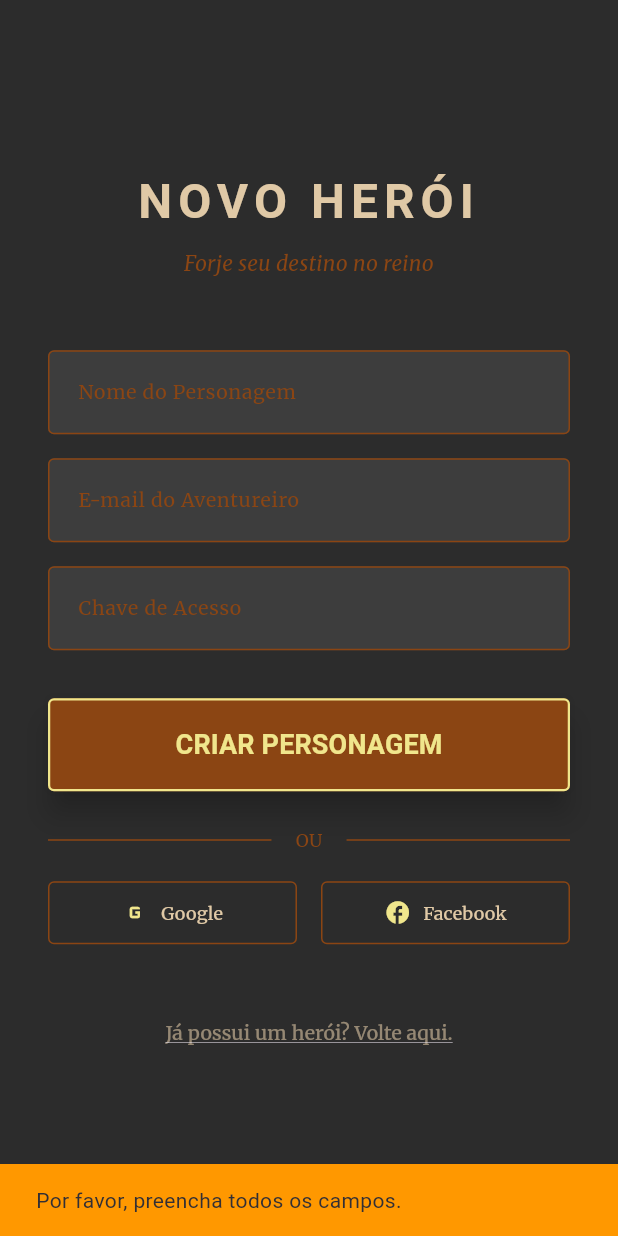
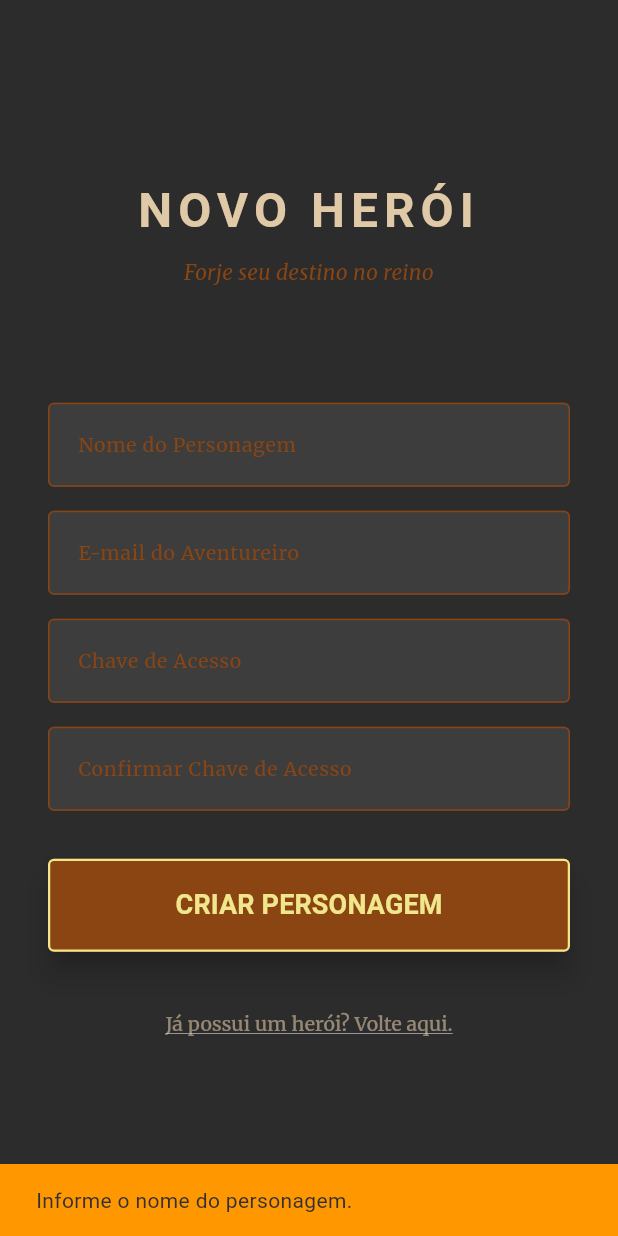
Before and after one commit to cauagreccodev/PI_RPG, a Flutter app: the screen it shows after launch, after a tap on "Deseja criar um novo herói?", after a tap on "CRIAR PERSONAGEM", on a phone screen of 412 x 824 dp. Run offline on Flutter 3.47's test engine with Material 3 defaults, Android fonts, the phone set to English and light mode, and no system bars; our stand-ins replace geolocator, google_fonts, shared_preferences; missing offline and left inert: flame, flame_tiled; accounts and stored records are empty.

Commit message:
Cadastro e Login desenvolvidos, bastando apenas a referencia para o banco de dados original em /backend/.env

```diff
--- a/lib/services/auth_service.dart
+++ b/lib/services/auth_service.dart
@@ -1,34 +1,74 @@
 import 'dart:convert';
-import 'package:flutter/material.dart';
+
+import 'package:flutter/foundation.dart';
+import 'package:http/http.dart' as http;
 import 'package:shared_preferences/shared_preferences.dart';
 
 class AuthUser {
+  final String id;
   final String email;
-  final String password;
   final String name;
+  final String token;
 
-  AuthUser({required this.email, required this.password, required this.name});
+  AuthUser({
+    required this.id,
+    required this.email,
+    required this.name,
+    required this.token,
+  });
 
-  Map<String, dynamic> toJson() => {
+  Map<String, dynamic> toJson() {
+    return {
+      'id': id,
       'email': email,
-        'password': password,
       'name': name,
+      'token': token,
     };
+  }
 
-  factory AuthUser.fromJson(Map<String, dynamic> json) => AuthUser(
-        email: json['email'],
-        password: json['password'],
-        name: json['name'],
+  factory AuthUser.fromJson(Map<String, dynamic> json) {
+    return AuthUser(
+      id: (json['_id'] ?? json['id'] ?? '').toString(),
+      email: (json['email'] ?? '').toString(),
+      name: (json['name'] ?? '').toString(),
+      token: (json['token'] ?? '').toString(),
     );
+  }
 }
 
 class AuthService extends ChangeNotifier {
+  static const String _baseUrlFromEnv = String.fromEnvironment('API_BASE_URL');
+  static const String _authTokenKey = 'auth_token';
+  static const String _authUserKey = 'auth_user';
+
   AuthUser? _currentUser;
   bool _isLoading = true;
+  String? _errorMessage;
 
   AuthUser? get currentUser => _currentUser;
   bool get isLoading => _isLoading;
   bool get isAuthenticated => _currentUser != null;
+  String? get errorMessage => _errorMessage;
+
+  /// Ordem de prioridade:
+  /// 1) --dart-define=API_BASE_URL=...
+  /// 2) Web/Desktop/iOS -> localhost
+  /// 3) Android Emulator -> 10.0.2.2
+  String get _baseUrl {
+    if (_baseUrlFromEnv.isNotEmpty) {
+      return _baseUrlFromEnv;
+    }
+
+    if (kIsWeb) {
+      return 'http://localhost:3000';
+    }
+
+    if (defaultTargetPlatform == TargetPlatform.android) {
+      return 'http://10.0.2.2:3000';
+    }
+
+    return 'http://localhost:3000';
+  }
 
   AuthService() {
     _loadSession();
@@ -36,74 +76,159 @@ class AuthService extends ChangeNotifier {
 
   Future<void> _loadSession() async {
     final prefs = await SharedPreferences.getInstance();
-    final userJson = prefs.getString('auth_user');
-    if (userJson != null) {
-      _currentUser = AuthUser.fromJson(jsonDecode(userJson));
+    final token = prefs.getString(_authTokenKey);
+
+    if (token == null || token.isEmpty) {
+      _isLoading = false;
+      notifyListeners();
+      return;
     }
+
+    try {
+      final response = await http.get(
+        Uri.parse('$_baseUrl/api/auth/me'),
+        headers: {
+          'Content-Type': 'application/json',
+          'Authorization': 'Bearer $token',
+        },
+      );
+
+      if (response.statusCode == 200) {
+        final data = _decodeBody(response);
+        final rawUser = data['user'];
+        final userMap = rawUser is Map
+            ? Map<String, dynamic>.from(rawUser)
+            : <String, dynamic>{};
+
+        userMap['token'] = token;
+
+        _currentUser = AuthUser.fromJson(userMap);
+        await prefs.setString(_authUserKey, jsonEncode(_currentUser!.toJson()));
+      } else {
+        await _clearSession();
+      }
+    } catch (_) {
+      await _clearSession();
+    } finally {
       _isLoading = false;
       notifyListeners();
     }
-
-  Future<bool> login(String email, String password) async {
-    final prefs = await SharedPreferences.getInstance();
-    final usersList = prefs.getStringList('registered_users') ?? [];
-
-    for (var userStr in usersList) {
-      final user = AuthUser.fromJson(jsonDecode(userStr));
-      if (user.email == email && user.password == password) {
-        _currentUser = user;
-        await prefs.setString('auth_user', jsonEncode(user.toJson()));
-        notifyListeners();
-        return true;
-      }
-    }
-    return false;
   }
 
   Future<bool> register(String email, String password, String name) async {
-    final prefs = await SharedPreferences.getInstance();
-    final usersList = prefs.getStringList('registered_users') ?? [];
+    _errorMessage = null;
 
-    // Check if user already exists
-    for (var userStr in usersList) {
-      final user = AuthUser.fromJson(jsonDecode(userStr));
-      if (user.email == email) return false;
-    }
+    try {
+      final response = await http.post(
+        Uri.parse('$_baseUrl/api/auth/register'),
+        headers: {'Content-Type': 'application/json'},
+        body: jsonEncode({
+          'name': name,
+          'email': email,
+          'password': password,
+        }),
+      );
 
-    final newUser = AuthUser(email: email, password: password, name: name);
-    usersList.add(jsonEncode(newUser.toJson()));
-    await prefs.setStringList('registered_users', usersList);
+      final data = _decodeBody(response);
 
-    // Auto login
-    _currentUser = newUser;
-    await prefs.setString('auth_user', jsonEncode(newUser.toJson()));
-    notifyListeners();
+      if (response.statusCode == 201) {
+        final rawUser = data['user'];
+        final userMap = rawUser is Map
+            ? Map<String, dynamic>.from(rawUser)
+            : <String, dynamic>{};
+
+        userMap['token'] = (data['token'] ?? '').toString();
+
+        final user = AuthUser.fromJson(userMap);
+        await _saveSession(user);
         return true;
       }
 
+      _errorMessage =
+          (data['message'] ?? 'Não foi possível criar a conta.').toString();
+      return false;
+    } catch (_) {
+      _errorMessage =
+          'Não foi possível conectar ao backend. Verifique se a API está rodando.';
+      return false;
+    }
+  }
+
+  Future<bool> login(String email, String password) async {
+    _errorMessage = null;
+
+    try {
+      final response = await http.post(
+        Uri.parse('$_baseUrl/api/auth/login'),
+        headers: {'Content-Type': 'application/json'},
+        body: jsonEncode({
+          'email': email,
+          'password': password,
+        }),
+      );
+
+      final data = _decodeBody(response);
+
+      if (response.statusCode == 200) {
+        final rawUser = data['user'];
+        final userMap = rawUser is Map
+            ? Map<String, dynamic>.from(rawUser)
+            : <String, dynamic>{};
+
+        userMap['token'] = (data['token'] ?? '').toString();
+
+        final user = AuthUser.fromJson(userMap);
+        await _saveSession(user);
+        return true;
+      }
+
+      _errorMessage =
+          (data['message'] ?? 'Não foi possível entrar na conta.').toString();
+      return false;
+    } catch (_) {
+      _errorMessage =
+          'Não foi possível conectar ao backend. Verifique se a API está rodando.';
+      return false;
+    }
+  }
+
   Future<void> logout() async {
-    final prefs = await SharedPreferences.getInstance();
-    await prefs.remove('auth_user');
-    _currentUser = null;
+    await _clearSession();
     notifyListeners();
   }
 
-  Future<bool> loginWithProvider(String provider) async {
-    _isLoading = true;
+  Future<void> _saveSession(AuthUser user) async {
+    final prefs = await SharedPreferences.getInstance();
+
+    _currentUser = user;
+
+    await prefs.setString(_authTokenKey, user.token);
+    await prefs.setString(_authUserKey, jsonEncode(user.toJson()));
+
     notifyListeners();
+  }
 
-    // Simulate network delay
-    await Future.delayed(const Duration(seconds: 2));
+  Future<void> _clearSession() async {
+    final prefs = await SharedPreferences.getInstance();
 
-    final newUser = AuthUser(
-      email: '${provider.toLowerCase()}@social.com',
-      password: '',
-      name: 'Herói do $provider',
-    );
+    _currentUser = null;
+    _errorMessage = null;
 
-    _currentUser = newUser;
-    _isLoading = false;
-    notifyListeners();
-    return true;
+    await prefs.remove(_authTokenKey);
+    await prefs.remove(_authUserKey);
+  }
+
+  Map<String, dynamic> _decodeBody(http.Response response) {
+    if (response.body.isEmpty) {
+      return <String, dynamic>{};
+    }
+
+    final decoded = jsonDecode(response.body);
+
+    if (decoded is Map<String, dynamic>) {
+      return decoded;
+    }
+
+    return <String, dynamic>{};
   }
 }
--- a/lib/ui/login_screen.dart
+++ b/lib/ui/login_screen.dart
@@ -1,6 +1,7 @@
 import 'package:flutter/material.dart';
 import 'package:google_fonts/google_fonts.dart';
 import 'package:provider/provider.dart';
+
 import '../services/auth_service.dart';
 
 class LoginScreen extends StatefulWidget {
@@ -12,74 +13,103 @@ class LoginScreen extends StatefulWidget {
 
 class _LoginScreenState extends State<LoginScreen> {
   bool isLogin = true;
+
+  final TextEditingController _nameController = TextEditingController();
   final TextEditingController _emailController = TextEditingController();
   final TextEditingController _passwordController = TextEditingController();
-  final TextEditingController _nameController = TextEditingController();
+  final TextEditingController _confirmPasswordController =
+      TextEditingController();
+
   bool _isLoading = false;
 
-  Future<void> _handleSocialAuth(String provider) async {
-    setState(() => _isLoading = true);
-    final authService = Provider.of<AuthService>(context, listen: false);
-    final success = await authService.loginWithProvider(provider);
-    setState(() => _isLoading = false);
+  @override
+  void dispose() {
+    _nameController.dispose();
+    _emailController.dispose();
+    _passwordController.dispose();
+    _confirmPasswordController.dispose();
+    super.dispose();
+  }
 
-    if (success && mounted) {
+  void _showMessage(String message, Color color) {
+    if (!mounted) return;
+
     ScaffoldMessenger.of(context).showSnackBar(
-        SnackBar(content: Text('Conectado via $provider!'), backgroundColor: Colors.green),
+      SnackBar(
+        content: Text(message),
+        backgroundColor: color,
+      ),
     );
-    }
   }
 
   Future<void> _handleAuth() async {
+    final name = _nameController.text.trim();
     final email = _emailController.text.trim();
     final password = _passwordController.text.trim();
-    final name = _nameController.text.trim();
+    final confirmPassword = _confirmPasswordController.text.trim();
 
-    if (email.isEmpty || password.isEmpty || (!isLogin && name.isEmpty)) {
-      ScaffoldMessenger.of(context).showSnackBar(
-        const SnackBar(content: Text('Por favor, preencha todos os campos.'), backgroundColor: Colors.orange),
+    if (!isLogin && name.isEmpty) {
+      _showMessage('Informe o nome do personagem.', Colors.orange);
+      return;
+    }
+
+    if (email.isEmpty || password.isEmpty) {
+      _showMessage('Preencha e-mail e senha.', Colors.orange);
+      return;
+    }
+
+    if (!email.contains('@')) {
+      _showMessage('Digite um e-mail válido.', Colors.orange);
+      return;
+    }
+
+    if (password.length < 6) {
+      _showMessage('A senha deve ter no mínimo 6 caracteres.', Colors.orange);
+      return;
+    }
+
+    if (!isLogin && password != confirmPassword) {
+      _showMessage('As senhas não coincidem.', Colors.orange);
+      return;
+    }
+
+    setState(() => _isLoading = true);
+
+    final authService = context.read<AuthService>();
+
+    final success = isLogin
+        ? await authService.login(email, password)
+        : await authService.register(email, password, name);
+
+    if (!mounted) return;
+
+    setState(() => _isLoading = false);
+
+    if (success) {
+      _showMessage(
+        isLogin
+            ? 'Login realizado com sucesso!'
+            : 'Conta criada com sucesso!',
+        Colors.green,
       );
       return;
     }
 
-    if (!email.contains('@')) {
-      ScaffoldMessenger.of(context).showSnackBar(
-        const SnackBar(content: Text('E-mail inválido.'), backgroundColor: Colors.orange),
+    _showMessage(
+      authService.errorMessage ??
+          (isLogin
+              ? 'Não foi possível fazer login.'
+              : 'Não foi possível criar a conta.'),
+      Colors.red,
     );
-      return;
   }
 
-    setState(() => _isLoading = true);
-    final authService = Provider.of<AuthService>(context, listen: false);
-
-    bool success;
-    if (isLogin) {
-      success = await authService.login(email, password);
-    } else {
-      success = await authService.register(email, password, name);
-    }
-
-    setState(() => _isLoading = false);
-
-    if (success) {
-      if (mounted) {
-        ScaffoldMessenger.of(context).showSnackBar(
-          SnackBar(
-            content: Text(isLogin ? 'Bem-vindo de volta!' : 'Personagem forjado com sucesso!'),
-            backgroundColor: Colors.green,
-          ),
-        );
-      }
-    } else {
-      if (mounted) {
-        ScaffoldMessenger.of(context).showSnackBar(
-          SnackBar(
-            content: Text(isLogin ? 'Erro na autenticação. Verifique os dados.' : 'E-mail já cadastrado.'),
-            backgroundColor: Colors.red,
-          ),
-        );
-      }
-    }
+  void _toggleMode() {
+    setState(() {
+      isLogin = !isLogin;
+      _passwordController.clear();
+      _confirmPasswordController.clear();
+    });
   }
 
   @override
@@ -94,7 +124,6 @@ class _LoginScreenState extends State<LoginScreen> {
               mainAxisAlignment: MainAxisAlignment.center,
               crossAxisAlignment: CrossAxisAlignment.stretch,
               children: [
-                // Title
                 Text(
                   isLogin ? 'BEM-VINDO' : 'NOVO HERÓI',
                   style: GoogleFonts.cinzelDecorative(
@@ -107,7 +136,9 @@ class _LoginScreenState extends State<LoginScreen> {
                 ),
                 const SizedBox(height: 8),
                 Text(
-                  isLogin ? 'Entre na Taverna' : 'Forje seu destino no reino',
+                  isLogin
+                      ? 'Entre na Taverna'
+                      : 'Forje seu destino no reino',
                   style: GoogleFonts.merriweather(
                     fontSize: 14,
                     color: const Color(0xFF8B4513),
@@ -115,9 +146,17 @@ class _LoginScreenState extends State<LoginScreen> {
                   ),
                   textAlign: TextAlign.center,
                 ),
-                const SizedBox(height: 48),
+                const SizedBox(height: 20),
+                Text(
+                  '',
+                  style: GoogleFonts.merriweather(
+                    fontSize: 12,
+                    color: const Color(0xFFE0C9A6).withAlpha(180),
+                  ),
+                  textAlign: TextAlign.center,
+                ),
+                const SizedBox(height: 40),
 
-                // Name Field (Only for Signup)
                 if (!isLogin) ...[
                   _buildTextField(
                     controller: _nameController,
@@ -126,7 +165,6 @@ class _LoginScreenState extends State<LoginScreen> {
                   const SizedBox(height: 16),
                 ],
 
-                // Email Field
                 _buildTextField(
                   controller: _emailController,
                   label: 'E-mail do Aventureiro',
@@ -134,81 +172,60 @@ class _LoginScreenState extends State<LoginScreen> {
                 ),
                 const SizedBox(height: 16),
 
-                // Password Field
                 _buildTextField(
                   controller: _passwordController,
                   label: 'Chave de Acesso',
                   obscureText: true,
                 ),
+
+                if (!isLogin) ...[
+                  const SizedBox(height: 16),
+                  _buildTextField(
+                    controller: _confirmPasswordController,
+                    label: 'Confirmar Chave de Acesso',
+                    obscureText: true,
+                  ),
+                ],
+
                 const SizedBox(height: 32),
 
-                // Main Button
                 ElevatedButton(
                   onPressed: _isLoading ? null : _handleAuth,
                   style: ElevatedButton.styleFrom(
                     backgroundColor: const Color(0xFF8B4513),
                     foregroundColor: const Color(0xFFF0E68C),
                     padding: const EdgeInsets.symmetric(vertical: 18),
-                    side: const BorderSide(color: Color(0xFFF0E68C), width: 1.5),
-                    shape: RoundedRectangleBorder(borderRadius: BorderRadius.circular(4)),
+                    side: const BorderSide(
+                      color: Color(0xFFF0E68C),
+                      width: 1.5,
+                    ),
+                    shape: RoundedRectangleBorder(
+                      borderRadius: BorderRadius.circular(4),
+                    ),
                     elevation: 8,
                   ),
                   child: _isLoading
-                    ? const SizedBox(height: 20, width: 20, child: CircularProgressIndicator(color: Color(0xFFF0E68C), strokeWidth: 2))
+                      ? const SizedBox(
+                          height: 20,
+                          width: 20,
+                          child: CircularProgressIndicator(
+                            color: Color(0xFFF0E68C),
+                            strokeWidth: 2,
+                          ),
+                        )
                       : Text(
                           isLogin ? 'ENTRAR' : 'CRIAR PERSONAGEM',
-                        style: GoogleFonts.cinzelDecorative(fontSize: 18, fontWeight: FontWeight.bold),
+                          style: GoogleFonts.cinzelDecorative(
+                            fontSize: 18,
+                            fontWeight: FontWeight.bold,
+                          ),
                         ),
                 ),
 
                 const SizedBox(height: 24),
 
-                // Diver (OU)
-                Row(
-                  children: [
-                    const Expanded(child: Divider(color: Color(0xFF8B4513), thickness: 1)),
-                    Padding(
-                      padding: const EdgeInsets.symmetric(horizontal: 16),
-                      child: Text('OU', style: GoogleFonts.merriweather(color: const Color(0xFF8B4513), fontSize: 12)),
-                    ),
-                    const Expanded(child: Divider(color: Color(0xFF8B4513), thickness: 1)),
-                  ],
-                ),
-
-                const SizedBox(height: 16),
-
-                // Social Buttons (Google & Facebook)
-                Row(
-                  children: [
-                    Expanded(
-                      child: _buildSocialButton(
-                        icon: Icons.g_mobiledata,
-                        label: 'Google',
-                        onTap: () => _handleSocialAuth('Google'),
-                      ),
-                    ),
-                    const SizedBox(width: 16),
-                    Expanded(
-                      child: _buildSocialButton(
-                        icon: Icons.facebook,
-                        label: 'Facebook',
-                        onTap: () => _handleSocialAuth('Facebook'),
-                      ),
-                    ),
-                  ],
-                ),
-
-                const SizedBox(height: 16),
-
-                const SizedBox(height: 16),
-
-                // Switch Login/Signup
                 TextButton(
-                  onPressed: () {
-                    setState(() {
-                      isLogin = !isLogin;
-                    });
-                  },
+                  onPressed: _isLoading ? null : _toggleMode,
                   child: Text(
                     isLogin
                         ? 'Deseja criar um novo herói?'
@@ -238,32 +255,39 @@ class _LoginScreenState extends State<LoginScreen> {
       controller: controller,
       obscureText: obscureText,
       keyboardType: keyboardType,
-      style: GoogleFonts.merriweather(color: const Color(0xFFE0C9A6)),
+      autocorrect: !obscureText,
+      enableSuggestions: !obscureText,
+      style: GoogleFonts.merriweather(
+        color: const Color(0xFFE0C9A6),
+      ),
       decoration: InputDecoration(
         labelText: label,
-        labelStyle: GoogleFonts.merriweather(color: const Color(0xFF8B4513), fontSize: 13),
-        contentPadding: const EdgeInsets.symmetric(horizontal: 16, vertical: 16),
+        labelStyle: GoogleFonts.merriweather(
+          color: const Color(0xFF8B4513),
+          fontSize: 13,
+        ),
+        contentPadding: const EdgeInsets.symmetric(
+          horizontal: 16,
+          vertical: 16,
+        ),
         filled: true,
         fillColor: const Color(0xFF3D3D3D),
-        border: const OutlineInputBorder(borderSide: BorderSide(color: Color(0xFF8B4513))),
-        enabledBorder: const OutlineInputBorder(borderSide: BorderSide(color: Color(0xFF8B4513))),
+        border: const OutlineInputBorder(
+          borderSide: BorderSide(
+            color: Color(0xFF8B4513),
           ),
-    );
-  }
-
-  Widget _buildSocialButton({
-    required IconData icon,
-    required String label,
-    required VoidCallback onTap,
-  }) {
-    return OutlinedButton.icon(
-      onPressed: onTap,
-      icon: Icon(icon, color: const Color(0xFFF0E68C)),
-      label: Text(label, style: GoogleFonts.merriweather(color: const Color(0xFFE0C9A6), fontSize: 12)),
-      style: OutlinedButton.styleFrom(
-        side: const BorderSide(color: Color(0xFF8B4513)),
-        padding: const EdgeInsets.symmetric(vertical: 12),
-        shape: RoundedRectangleBorder(borderRadius: BorderRadius.circular(4)),
+        ),
+        enabledBorder: const OutlineInputBorder(
+          borderSide: BorderSide(
+            color: Color(0xFF8B4513),
+          ),
+        ),
+        focusedBorder: const OutlineInputBorder(
+          borderSide: BorderSide(
+            color: Color(0xFFF0E68C),
+            width: 1.5,
+          ),
+        ),
       ),
     );
   }
```
Also changed, not shown: 6 other files. Lines whose indentation alone changed are shown as unchanged.
